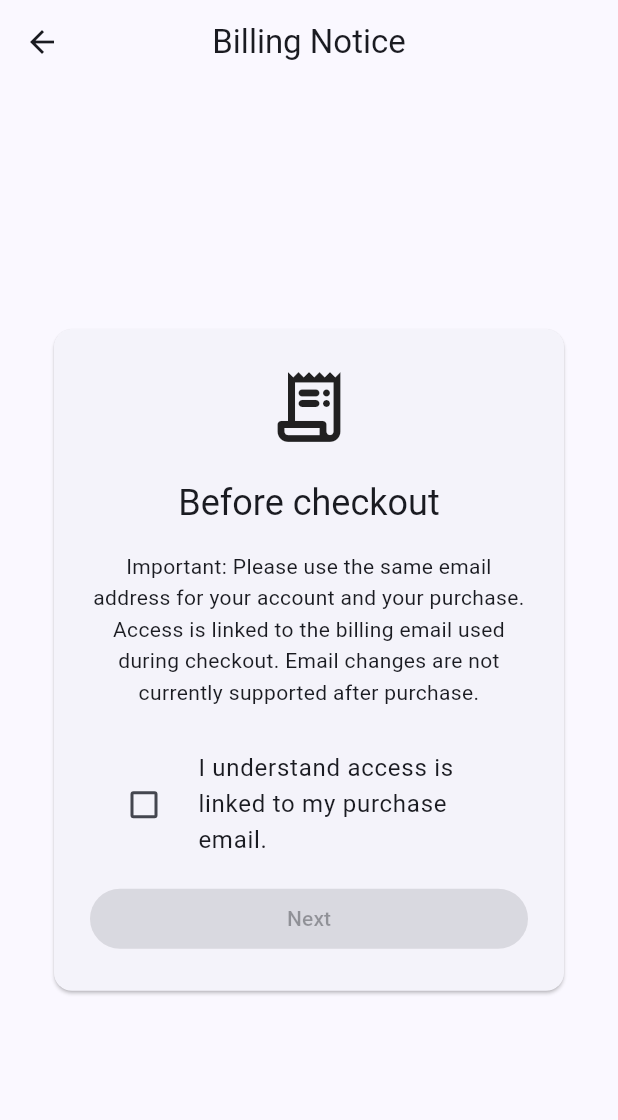
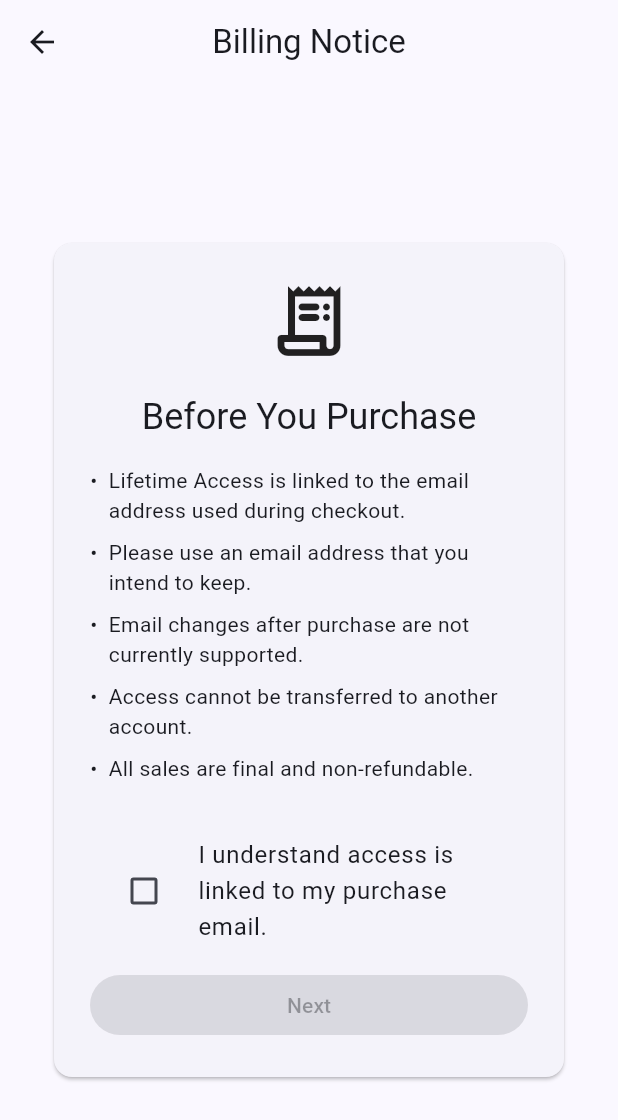
Before and after one commit to Appdeveloper365/OmniToolkit-app, a Flutter app: the BillingNoticeScreen screen opened directly, on a phone screen of 412 x 824 dp. Shown: the top 1120 px of the screen. Run offline on Flutter 3.47's test engine with Material 3 defaults, Android fonts, the phone set to English and light mode, and no system bars; our stand-ins replace cloud_functions, firebase_auth, firebase_core, flutter_riverpod, just_audio, math_expressions and 5 more; accounts and stored records are empty; network calls fail.

Commit message:
Update before purchase notice
Replace the pre-checkout billing notice with the requested Lifetime Access terms while preserving the acknowledgement checkbox and existing Stripe checkout call path.

Co-authored-by: Copilot <223556219+Copilot@users.noreply.github.com>

```diff
--- a/lib/screens/billing_notice_screen.dart
+++ b/lib/screens/billing_notice_screen.dart
@@ -11,10 +11,13 @@ import 'package:url_launcher/url_launcher.dart';
 class BillingNoticeScreen extends StatefulWidget {
   const BillingNoticeScreen({super.key});
 
-  static const billingEmailNotice =
-      'Important: Please use the same email address for your account and your purchase. '
-      'Access is linked to the billing email used during checkout. Email changes are not '
-      'currently supported after purchase.';
+  static const purchaseNoticeItems = [
+    'Lifetime Access is linked to the email address used during checkout.',
+    'Please use an email address that you intend to keep.',
+    'Email changes after purchase are not currently supported.',
+    'Access cannot be transferred to another account.',
+    'All sales are final and non-refundable.',
+  ];
 
   @override
   State<BillingNoticeScreen> createState() => _BillingNoticeScreenState();
@@ -76,18 +79,22 @@ class _BillingNoticeScreenState extends State<BillingNoticeScreen> {
         return 'Checkout is not available yet. Please try again later or '
             'contact support.';
       case 'failed-precondition':
-        return error.message ?? 'Please accept the disclaimer before continuing.';
+        return error.message ??
+            'Please accept the disclaimer before continuing.';
       case 'unauthenticated':
         return error.message ?? 'Please sign in and try again.';
       case 'invalid-argument':
-        return error.message ?? 'The billing email does not match your account.';
+        return error.message ??
+            'The billing email does not match your account.';
       default:
-        return error.message ?? 'Checkout could not be started. Please try again.';
+        return error.message ??
+            'Checkout could not be started. Please try again.';
     }
   }
 
   void _showError(String message) {
-    ScaffoldMessenger.of(context).showSnackBar(SnackBar(content: Text(message)));
+    ScaffoldMessenger.of(context)
+        .showSnackBar(SnackBar(content: Text(message)));
   }
 
   @override
@@ -108,15 +115,16 @@ class _BillingNoticeScreenState extends State<BillingNoticeScreen> {
                     const Icon(Icons.receipt_long_rounded, size: 56),
                     const SizedBox(height: 20),
                     Text(
-                      'Before checkout',
+                      'Before You Purchase',
                       style: Theme.of(context).textTheme.headlineSmall,
                       textAlign: TextAlign.center,
                     ),
                     const SizedBox(height: 16),
-                    const Text(
-                      BillingNoticeScreen.billingEmailNotice,
-                      textAlign: TextAlign.center,
-                      style: TextStyle(height: 1.5),
+                    Column(
+                      crossAxisAlignment: CrossAxisAlignment.start,
+                      children: BillingNoticeScreen.purchaseNoticeItems
+                          .map((item) => _NoticeBullet(item))
+                          .toList(),
                     ),
                     const SizedBox(height: 20),
                     CheckboxListTile(
@@ -133,7 +141,8 @@ class _BillingNoticeScreenState extends State<BillingNoticeScreen> {
                       onPressed: (_isStartingCheckout || !_disclaimerAccepted)
                           ? null
                           : _startCheckout,
-                      child: Text(_isStartingCheckout ? 'Opening checkout...' : 'Next'),
+                      child: Text(
+                          _isStartingCheckout ? 'Opening checkout...' : 'Next'),
                     ),
                   ],
                 ),
@@ -145,3 +154,23 @@ class _BillingNoticeScreenState extends State<BillingNoticeScreen> {
     );
   }
 }
+
+class _NoticeBullet extends StatelessWidget {
+  const _NoticeBullet(this.text);
+
+  final String text;
+
+  @override
+  Widget build(BuildContext context) {
+    return Padding(
+      padding: const EdgeInsets.only(bottom: 8),
+      child: Row(
+        crossAxisAlignment: CrossAxisAlignment.start,
+        children: [
+          const Text('•  '),
+          Expanded(child: Text(text)),
+        ],
+      ),
+    );
+  }
+}
```
